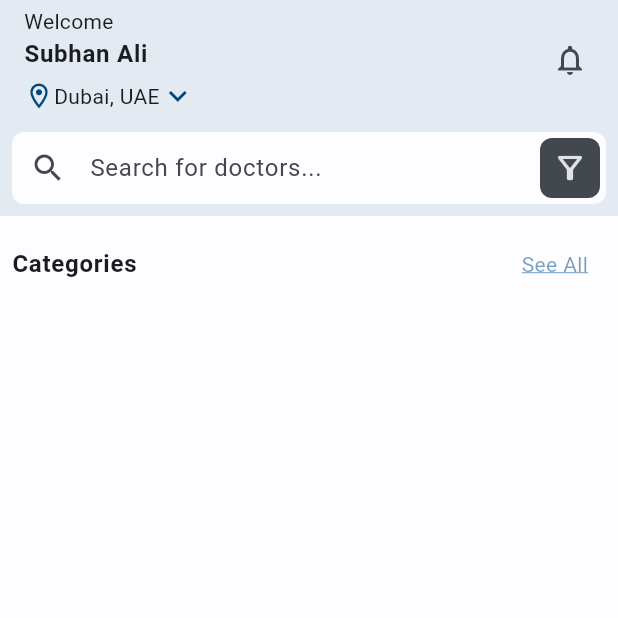
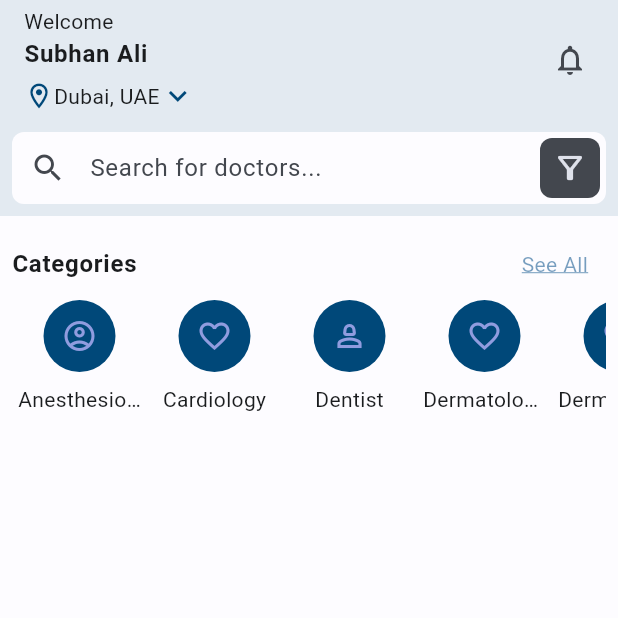
Before and after one commit to SubhanAli94/Health-App, a Flutter app: the screen it shows after launch, on a phone screen of 412 x 824 dp, the top half of it. Run offline on Flutter 3.47's test engine with Material 3 defaults, Android fonts, the phone set to English and light mode, and no system bars; our stand-ins replace google_fonts; missing offline and left inert: flutter_launcher_icons.

Commit message:
#Categories View implemented #New package for categories is implemented.

```diff
--- a/lib/screens/home_screen.dart
+++ b/lib/screens/home_screen.dart
@@ -1,7 +1,10 @@
 import 'package:flutter/cupertino.dart';
 import 'package:flutter/material.dart';
+import 'package:flutter/rendering.dart';
 import 'package:flutter_launcher_icons/xml_templates.dart';
+import 'package:health_app/shared/widgets/avatars/circle_avatar_with_text_label.dart';
 import 'package:health_app/shared/widgets/titles/section_titles.dart';
+import 'package:models/models.dart';
 
 class HomeScreen extends StatelessWidget {
   const HomeScreen({super.key});
@@ -118,6 +121,23 @@ class _DoctorCategories extends StatelessWidget {
         SectionTitles(
           text: 'Categories',
           action: 'See All',
+        ),
+
+        Container(
+          height: 200,
+          child: ListView.builder(
+              scrollDirection: Axis.horizontal,
+              itemCount: DoctorCategory.values.length,
+              itemExtent: 90,
+              itemBuilder: (context, index) {
+                return Padding(
+                  padding: const EdgeInsets.symmetric(horizontal: 4.0),
+                  child: CircleAvatarWithTextLabel(
+                      icon: DoctorCategory.values[index].icon,
+                      label: DoctorCategory.values[index].name,
+                      onTap: () {}),
+                );
+              }),
         )
 
         ///
--- /dev/null
+++ b/lib/shared/widgets/avatars/circle_avatar_with_text_label.dart
@@ -0,0 +1,39 @@
+import 'package:flutter/material.dart';
+
+class CircleAvatarWithTextLabel extends StatelessWidget {
+  final IconData icon;
+  final String label;
+  final VoidCallback? onTap;
+
+  const CircleAvatarWithTextLabel(
+      {super.key,
+      required this.icon,
+      required this.label,
+      required this.onTap});
+
+  @override
+  Widget build(BuildContext context) {
+    final colorTheme = Theme.of(context).colorScheme;
+
+    return GestureDetector(
+        onTap: onTap,
+        child: Column(
+          children: [
+            CircleAvatar(
+              radius: 24,
+              backgroundColor: colorTheme.primary,
+              foregroundColor: colorTheme.onPrimary,
+              child: Icon(icon),
+            ),
+            const SizedBox(
+              height: 8,
+            ),
+            Text(
+              label,
+              maxLines: 1,
+              overflow: TextOverflow.ellipsis,
+            )
+          ],
+        ));
+  }
+}
--- /dev/null
+++ b/packages/models/analysis_options.yaml
@@ -0,0 +1,4 @@
+include: package:flutter_lints/flutter.yaml
+
+# Additional information about this file can be found at
+# https://dart.dev/guides/language/analysis-options
--- /dev/null
+++ b/packages/models/lib/models.dart
@@ -0,0 +1,3 @@
+library models;
+
+export 'src/doctor_category.dart';
--- /dev/null
+++ b/packages/models/lib/src/doctor_category.dart
@@ -0,0 +1,17 @@
+import 'package:flutter/material.dart';
+
+enum DoctorCategory {
+  anesthesiology(name: "Anesthesiology", icon: Icons.account_circle_outlined),
+  cardiology(name: "Cardiology", icon: Icons.favorite_border_outlined),
+  dentist(name: "Dentist", icon: Icons.person_2_outlined),
+  dermatology(name: "Dermatology", icon: Icons.favorite_border_outlined),
+  dermatology2(name: "Dermatology2", icon: Icons.favorite_border_outlined),
+  dermatology3(name: "Dermatology3", icon: Icons.favorite_border_outlined),
+  emergencyMedicine(
+      name: "Emergency Medicine", icon: Icons.favorite_border_outlined);
+
+  final String name;
+  final IconData icon;
+
+  const DoctorCategory({required this.name, required this.icon});
+}
--- a/pubspec.yaml
+++ b/pubspec.yaml
@@ -15,6 +15,9 @@ dependencies:
   cupertino_icons: ^1.0.6
   flutter_launcher_icons: ^0.13.1
   google_fonts: ^6.2.1
+  models:
+    path: packages/models
+
 
 dev_dependencies:
   flutter_test:
```
Also changed, not shown: packages/models/pubspec.yaml (added, +54 -0 lines), pubspec.lock, 6 other files.
